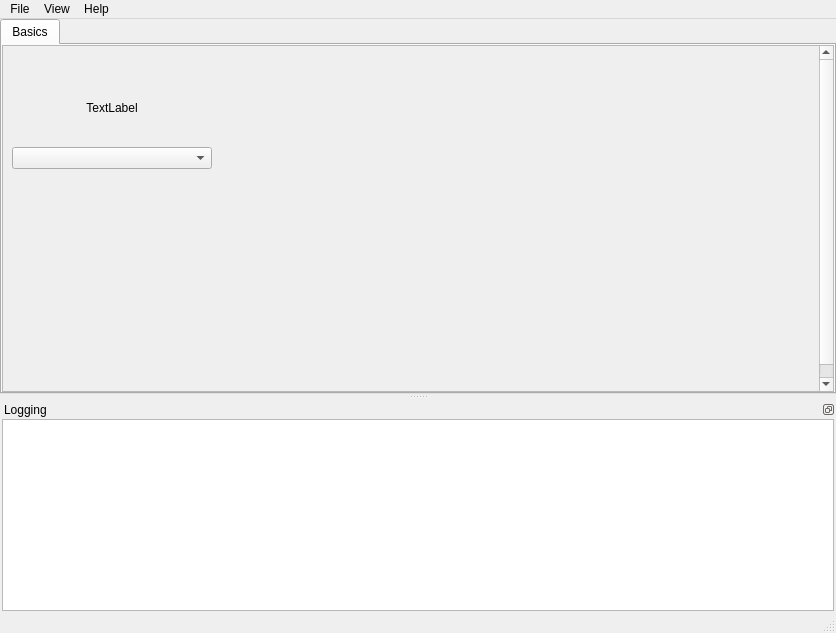
goszpeti/conan_explorer, file src/conan_app_launcher/ui/qt/app_grid.ui: the form before one commit.
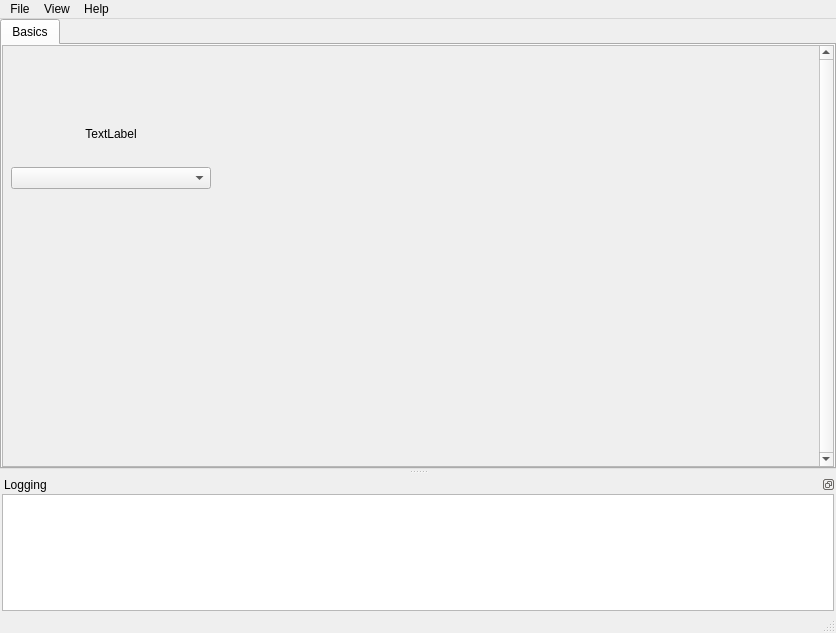
The form after the commit. Icons and pictures are not drawn.

Commit message: Use ui file directly. Fix default size of logging.

What changed in the file:
```diff
--- a/src/conan_app_launcher/ui/qt/app_grid.ui
+++ b/src/conan_app_launcher/ui/qt/app_grid.ui
@@ -58,6 +58,9 @@
         <string>Basics</string>
        </attribute>
        <layout class="QVBoxLayout" name="verticalLayout_8">
+        <property name="spacing">
+         <number>0</number>
+        </property>
         <property name="leftMargin">
          <number>0</number>
         </property>
@@ -75,7 +78,7 @@
           <property name="sizePolicy">
            <sizepolicy hsizetype="Expanding" vsizetype="Expanding">
             <horstretch>0</horstretch>
-            <verstretch>0</verstretch>
+            <verstretch>3</verstretch>
            </sizepolicy>
           </property>
           <property name="verticalScrollBarPolicy">
@@ -93,7 +96,7 @@
              <x>0</x>
              <y>0</y>
              <width>811</width>
-             <height>443</height>
+             <height>416</height>
             </rect>
            </property>
            <property name="sizePolicy">
@@ -121,11 +124,29 @@
             <property name="sizeConstraint">
              <enum>QLayout::SetDefaultConstraint</enum>
             </property>
+            <property name="leftMargin">
+             <number>8</number>
+            </property>
+            <property name="topMargin">
+             <number>8</number>
+            </property>
+            <property name="rightMargin">
+             <number>8</number>
+            </property>
+            <property name="bottomMargin">
+             <number>8</number>
+            </property>
+            <property name="spacing">
+             <number>5</number>
+            </property>
             <item row="0" column="1">
              <layout class="QVBoxLayout" name="verticalLayout_4"/>
             </item>
             <item row="0" column="0">
-             <layout class="QVBoxLayout" name="verticalLayout_7">
+             <layout class="QVBoxLayout" name="verticalLayout_7" stretch="0,0,0">
+              <property name="spacing">
+               <number>10</number>
+              </property>
               <property name="sizeConstraint">
                <enum>QLayout::SetFixedSize</enum>
               </property>
@@ -140,6 +161,12 @@
                   <verstretch>0</verstretch>
                  </sizepolicy>
                 </property>
+                <property name="maximumSize">
+                 <size>
+                  <width>9000</width>
+                  <height>9000</height>
+                 </size>
+                </property>
                 <property name="text">
                  <string/>
                 </property>
@@ -252,17 +279,32 @@
      <item>
       <widget class="QTextBrowser" name="console">
        <property name="sizePolicy">
-        <sizepolicy hsizetype="Expanding" vsizetype="Expanding">
-         <horstretch>1</horstretch>
-         <verstretch>1</verstretch>
+        <sizepolicy hsizetype="Ignored" vsizetype="MinimumExpanding">
+         <horstretch>0</horstretch>
+         <verstretch>0</verstretch>
         </sizepolicy>
        </property>
+       <property name="minimumSize">
+        <size>
+         <width>832</width>
+         <height>117</height>
+        </size>
+       </property>
+       <property name="baseSize">
+        <size>
+         <width>832</width>
+         <height>131</height>
+        </size>
+       </property>
        <property name="frameShape">
         <enum>QFrame::StyledPanel</enum>
        </property>
        <property name="frameShadow">
         <enum>QFrame::Raised</enum>
        </property>
+       <property name="sizeAdjustPolicy">
+        <enum>QAbstractScrollArea::AdjustToContents</enum>
+       </property>
        <property name="autoFormatting">
         <set>QTextEdit::AutoNone</set>
        </property>
```
Left out of the diff: 8 changed lines with no effect on the pictures. The commit also changes 3 other files.
